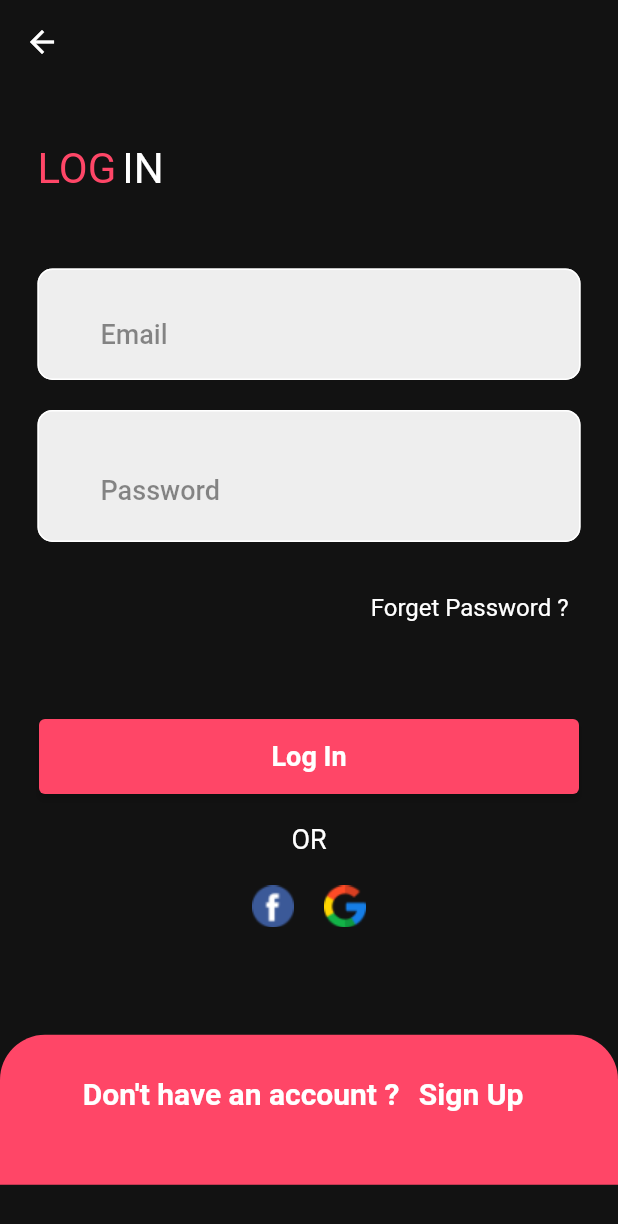
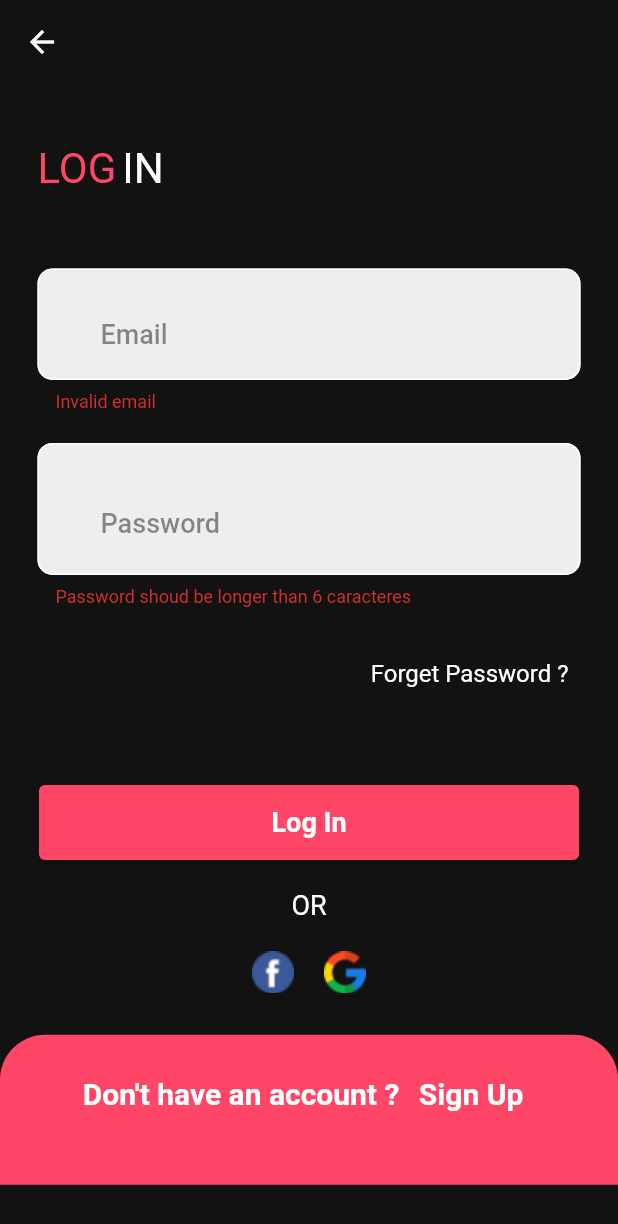
Before and after one commit to mehdizse/rosia_shop, a Flutter app: the RegisterScreen screen opened by its route, after a tap on "Login In", after a tap on "Log In", on a phone screen of 412 x 824 dp. Shown: the top 1224 px of the screen. Run offline on Flutter 3.47's test engine with Material 2 defaults, Android fonts, the phone set to English and light mode, and no system bars; our stand-ins replace firebase_auth, firebase_core, get; accounts and stored records are empty.

Commit message:
implement authentification using firebase email

```diff
--- a/lib/main.dart
+++ b/lib/main.dart
@@ -1,8 +1,11 @@
+import 'package:firebase_core/firebase_core.dart';
 import 'package:flutter/material.dart';
 import 'package:get/get.dart';
 import 'package:ecommerce_app/routes/routes.dart';
 
 Future<void> main() async {
+  WidgetsFlutterBinding.ensureInitialized();
+  await Firebase.initializeApp();
   runApp(const MyApp());
 }
 
--- a/lib/routes/routes.dart
+++ b/lib/routes/routes.dart
@@ -2,6 +2,7 @@ import 'package:ecommerce_app/logic/bindings/auth_binding.dart';
 import 'package:ecommerce_app/views/screens/auth/forget_password_screen.dart';
 import 'package:ecommerce_app/views/screens/auth/login_screen.dart';
 import 'package:ecommerce_app/views/screens/auth/register_screen.dart';
+import 'package:ecommerce_app/views/screens/main_screen.dart';
 import 'package:ecommerce_app/views/screens/welcome_screen.dart';
 import 'package:get/get.dart';
 
@@ -22,6 +23,10 @@ class AppRoute {
         name: Routes.forgetPasswordPage,
         page: () => const ForgetPasswordScreen(),
         binding: AuthBinding()),
+    GetPage(
+        name: Routes.mainPage,
+        page: () => const MainScreen(),
+        binding: AuthBinding()),
   ];
 }
 
@@ -30,4 +35,5 @@ class Routes {
   static const loginPage = "/LoginPage";
   static const registerPage = "/RegisterPage";
   static const forgetPasswordPage = "/forgetPasswordPage";
+  static const mainPage = "/mainPage";
 }
--- a/lib/views/screens/auth/login_screen.dart
+++ b/lib/views/screens/auth/login_screen.dart
@@ -145,7 +145,18 @@ class _LoginScreenState extends State<LoginScreen> {
                         const SizedBox(
                           height: 50,
                         ),
-                        AuthButton(text: "Log In", onPressed: () {}),
+                        GetBuilder<AuthController>(builder: (_) {
+                          return AuthButton(
+                              text: "Log In",
+                              onPressed: () {
+                                if (formKey.currentState!.validate()) {
+                                  String email = emailController.text.trim();
+                                  String password = passwordController.text;
+                                  controller.logInUsingEmail(
+                                      email: email, password: password);
+                                }
+                              });
+                        }),
                         const SizedBox(
                           height: 20,
                         ),
--- a/lib/views/screens/auth/register_screen.dart
+++ b/lib/views/screens/auth/register_screen.dart
@@ -2,6 +2,7 @@ import 'package:ecommerce_app/logic/controllers/auth_controller.dart';
 import 'package:ecommerce_app/routes/routes.dart';
 import 'package:ecommerce_app/utils/string_validation.dart';
 import 'package:ecommerce_app/views/widgets/auth/bottom_container.dart';
+import 'package:firebase_auth/firebase_auth.dart';
 import 'package:flutter/material.dart';
 import 'package:get/get.dart';
 import '../../../utils/theme.dart';
@@ -153,7 +154,30 @@ class _RegisterScreenState extends State<RegisterScreen> {
                         const SizedBox(
                           height: 50,
                         ),
-                        AuthButton(text: "Sign Up", onPressed: () {}),
+                        GetBuilder<AuthController>(builder: (_) {
+                          return AuthButton(
+                              text: "Sign Up",
+                              onPressed: () {
+                                if (controller.isChecked == false) {
+                                  Get.snackbar(
+                                    "Checkbox not checked",
+                                    "Please accept terms and conditions",
+                                    snackPosition: SnackPosition.BOTTOM,
+                                    backgroundColor: Colors.green,
+                                    colorText: Colors.white,
+                                  );
+                                } else if (formKey.currentState!.validate()) {
+                                  String name = nameController.text.trim();
+                                  String email = emailController.text.trim();
+                                  String password = passwordController.text;
+                                  controller.signUpUsingEmail(
+                                      name: name,
+                                      email: email,
+                                      password: password);
+                                  controller.isChecked = true;
+                                }
+                              });
+                        }),
                       ],
                     ),
                   ),
```
Also changed, not shown: lib/logic/controllers/auth_controller.dart (+136 -0 lines), lib/views/screens/auth/forget_password_screen.dart (+14 -5 lines), lib/views/screens/main_screen.dart (+14 -0 lines), assets/forgetpassword.png (renamed from assets/forgetpass_copy.png).
